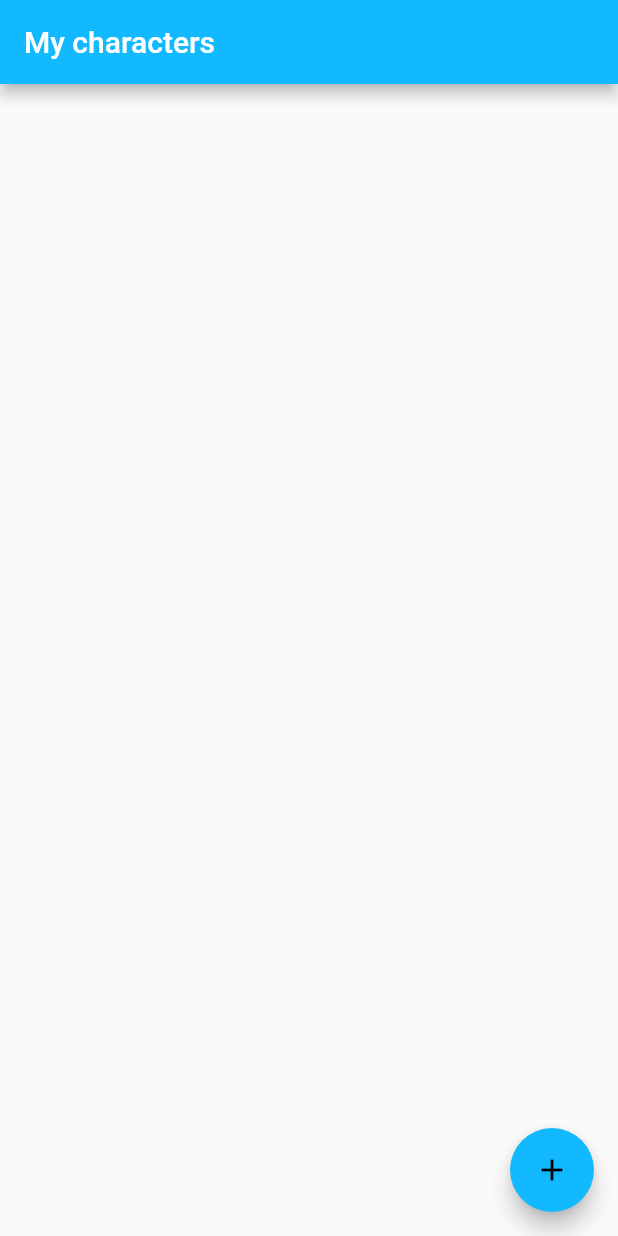
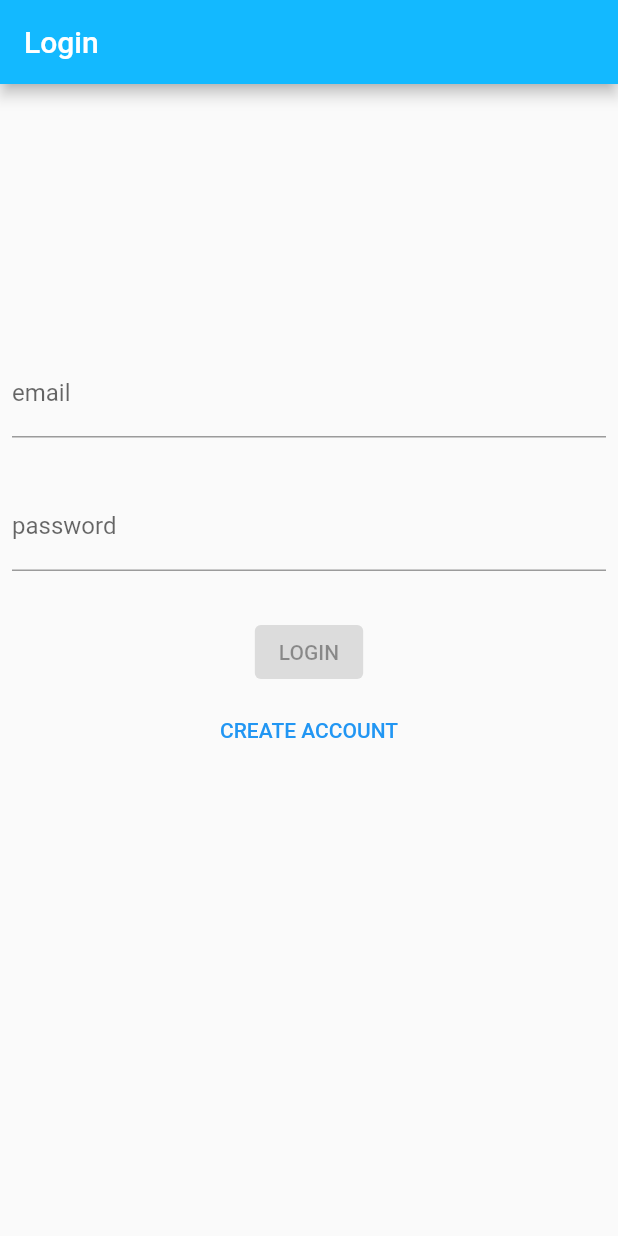
Before and after one commit to jocelyngriselle/tribe-quest, a Flutter app: the screen it shows after launch, on a phone screen of 412 x 824 dp. Run offline on Flutter 3.47's test engine with Material 2 defaults, Android fonts, the light colour scheme and no system bars; our stand-ins replace bloc, cloud_firestore, equatable, firebase_auth, firebase_core, flutter_bloc and 3 more; accounts and stored records are empty; generated files the repository leaves out were written again.

Commit message:
init auth

```diff
--- a/lib/app/app.dart
+++ b/lib/app/app.dart
@@ -7,41 +7,12 @@
 
 import 'package:flutter/material.dart';
 import 'package:flutter_localizations/flutter_localizations.dart';
-import 'package:tribe_quest/character/character.dart';
+import 'package:tribe_quest/auth/auth.dart';
 import 'package:tribe_quest/l10n/l10n.dart';
-import 'package:firebase_core/firebase_core.dart';
 
-// We are using a StatefulWidget such that we only create the [Future] once,
-/// no matter how many times our widget rebuild.
-/// If we used a [StatelessWidget], in the event where [App] is rebuilt, that
-/// would re-initialize FlutterFire and make our application
-/// re-enter loading state, which is undesired.
-class App extends StatefulWidget {
-  // Create the initialization Future outside of `build`:
-  @override
-  _AppState createState() => _AppState();
-}
-
-class _AppState extends State<App> {
-  /// The future is part of the state of our widget.
-  /// We should not call `initializeApp` directly inside [build].
-  final Future<FirebaseApp> _initialization = Firebase.initializeApp();
-
+class App extends StatelessWidget {
   @override
   Widget build(BuildContext context) {
-    return FutureBuilder(
-      // Initialize FlutterFire:
-      future: _initialization,
-      builder: (context, snapshot) {
-        // Check for errors
-        if (snapshot.hasError) {
-          return Container(
-            color: Colors.red,
-          );
-        }
-
-        // Once complete, show your application
-        if (snapshot.connectionState == ConnectionState.done) {
     return MaterialApp(
       theme: ThemeData(
         accentColor: const Color(0xFF13B9FF),
@@ -52,14 +23,7 @@ class _AppState extends State<App> {
         GlobalMaterialLocalizations.delegate,
       ],
       supportedLocales: AppLocalizations.supportedLocales,
-            home: const CharacterListPage(),
-          );
-        }
-
-        // Otherwise, show something whilst waiting
-        //for initialization to complete
-        return const CircularProgressIndicator();
-      },
+      home: const LoginPage(),
     );
   }
 }
--- /dev/null
+++ b/lib/auth/auth.dart
@@ -0,0 +1,6 @@
+export 'cubit/login_cubit.dart';
+export 'cubit/signup_cubit.dart';
+export 'models/user_model.dart';
+export 'repository/auth_repository.dart';
+export 'view/login_view.dart';
+export 'view/signup_view.dart';
--- /dev/null
+++ b/lib/auth/cubit/login_cubit.dart
@@ -0,0 +1,68 @@
+import 'package:bloc/bloc.dart';
+import 'package:equatable/equatable.dart';
+import 'package:formz/formz.dart';
+import 'package:tribe_quest/auth/models/user_model.dart';
+import 'package:tribe_quest/auth/repository/auth_repository.dart';
+
+class LoginCubit extends Cubit<LoginState> {
+  LoginCubit(this._authenticationRepository) : super(const LoginState());
+
+  final AuthenticationRepository _authenticationRepository;
+
+  void emailChanged(String value) {
+    final email = Email.dirty(value);
+    emit(state.copyWith(
+      email: email,
+      status: Formz.validate([email, state.password]),
+    ));
+  }
+
+  void passwordChanged(String value) {
+    final password = Password.dirty(value);
+    emit(state.copyWith(
+      password: password,
+      status: Formz.validate([state.email, password]),
+    ));
+  }
+
+  Future<void> logInWithCredentials() async {
+    if (!state.status.isValidated) return;
+    emit(state.copyWith(status: FormzStatus.submissionInProgress));
+    try {
+      await _authenticationRepository.logInWithEmailAndPassword(
+        email: state.email.value,
+        password: state.password.value,
+      );
+      emit(state.copyWith(status: FormzStatus.submissionSuccess));
+    } on Exception {
+      emit(state.copyWith(status: FormzStatus.submissionFailure));
+    }
+  }
+}
+
+class LoginState extends Equatable {
+  const LoginState({
+    this.email = const Email.pure(),
+    this.password = const Password.pure(),
+    this.status = FormzStatus.pure,
+  });
+
+  final Email email;
+  final Password password;
+  final FormzStatus status;
+
+  @override
+  List<Object> get props => [email, password, status];
+
+  LoginState copyWith({
+    Email? email,
+    Password? password,
+    FormzStatus? status,
+  }) {
+    return LoginState(
+      email: email ?? this.email,
+      password: password ?? this.password,
+      status: status ?? this.status,
+    );
+  }
+}
--- /dev/null
+++ b/lib/auth/cubit/signup_cubit.dart
@@ -0,0 +1,101 @@
+import 'package:bloc/bloc.dart';
+import 'package:equatable/equatable.dart';
+import 'package:formz/formz.dart';
+import 'package:tribe_quest/auth/auth.dart';
+
+class SignUpCubit extends Cubit<SignUpState> {
+  SignUpCubit(this._authenticationRepository) : super(const SignUpState());
+
+  final AuthenticationRepository _authenticationRepository;
+
+  void emailChanged(String value) {
+    final email = Email.dirty(value);
+    emit(state.copyWith(
+      email: email,
+      status: Formz.validate([
+        email,
+        state.password,
+        state.confirmedPassword,
+      ]),
+    ));
+  }
+
+  void passwordChanged(String value) {
+    final password = Password.dirty(value);
+    final confirmedPassword = ConfirmedPassword.dirty(
+      password: password.value,
+      value: state.confirmedPassword.value,
+    );
+    emit(state.copyWith(
+      password: password,
+      confirmedPassword: confirmedPassword,
+      status: Formz.validate([
+        state.email,
+        password,
+        state.confirmedPassword,
+      ]),
+    ));
+  }
+
+  void confirmedPasswordChanged(String value) {
+    final confirmedPassword = ConfirmedPassword.dirty(
+      password: state.password.value,
+      value: value,
+    );
+    emit(state.copyWith(
+      confirmedPassword: confirmedPassword,
+      status: Formz.validate([
+        state.email,
+        state.password,
+        confirmedPassword,
+      ]),
+    ));
+  }
+
+  Future<void> signUpFormSubmitted() async {
+    if (!state.status.isValidated) return;
+    emit(state.copyWith(status: FormzStatus.submissionInProgress));
+    try {
+      await _authenticationRepository.signUp(
+        email: state.email.value,
+        password: state.password.value,
+      );
+      emit(state.copyWith(status: FormzStatus.submissionSuccess));
+    } on Exception {
+      emit(state.copyWith(status: FormzStatus.submissionFailure));
+    }
+  }
+}
+
+enum ConfirmPasswordValidationError { invalid }
+
+class SignUpState extends Equatable {
+  const SignUpState({
+    this.email = const Email.pure(),
+    this.password = const Password.pure(),
+    this.confirmedPassword = const ConfirmedPassword.pure(),
+    this.status = FormzStatus.pure,
+  });
+
+  final Email email;
+  final Password password;
+  final ConfirmedPassword confirmedPassword;
+  final FormzStatus status;
+
+  @override
+  List<Object> get props => [email, password, confirmedPassword, status];
+
+  SignUpState copyWith({
+    Email? email,
+    Password? password,
+    ConfirmedPassword? confirmedPassword,
+    FormzStatus? status,
+  }) {
+    return SignUpState(
+      email: email ?? this.email,
+      password: password ?? this.password,
+      confirmedPassword: confirmedPassword ?? this.confirmedPassword,
+      status: status ?? this.status,
+    );
+  }
+}
--- /dev/null
+++ b/lib/auth/models/user_model.dart
@@ -0,0 +1,81 @@
+import 'package:equatable/equatable.dart';
+import 'package:formz/formz.dart';
+
+/// {@template user}
+/// User model
+///
+/// [User.empty] represents an unauthenticated user.
+/// {@endtemplate}
+class User extends Equatable {
+  /// {@macro user}
+  const User({
+    required this.id,
+    this.email,
+    this.name,
+  });
+
+  /// The current user's email address.
+  final String? email;
+
+  /// The current user's id.
+  final String id;
+
+  /// The current user's name (display name).
+  final String? name;
+
+  /// Empty user which represents an unauthenticated user.
+  static const empty = User(id: '');
+
+  /// Convenience getter to determine whether the current user is empty.
+  bool get isEmpty => this == User.empty;
+
+  /// Convenience getter to determine whether the current user is not empty.
+  bool get isNotEmpty => this != User.empty;
+
+  @override
+  List<Object?> get props => [email, id, name];
+}
+
+enum EmailValidationError { invalid }
+
+class Email extends FormzInput<String, EmailValidationError> {
+  const Email.pure() : super.pure('');
+  const Email.dirty([String value = '']) : super.dirty(value);
+
+  static final RegExp _emailRegExp = RegExp(
+    r'^[a-zA-Z0-9.!#$%&’*+/=?^_`{|}~-]+@[a-zA-Z0-9-]+(?:\.[a-zA-Z0-9-]+)*$',
+  );
+
+  @override
+  EmailValidationError? validator(String? value) {
+    return _emailRegExp.hasMatch(value ?? '') ? null : EmailValidationError.invalid;
+  }
+}
+
+enum PasswordValidationError { invalid }
+
+class Password extends FormzInput<String, PasswordValidationError> {
+  const Password.pure() : super.pure('');
+  const Password.dirty([String value = '']) : super.dirty(value);
+
+  static final _passwordRegExp = RegExp(r'^(?=.*[A-Za-z])(?=.*\d)[A-Za-z\d]{8,}$');
+
+  @override
+  PasswordValidationError? validator(String? value) {
+    return _passwordRegExp.hasMatch(value ?? '') ? null : PasswordValidationError.invalid;
+  }
+}
+
+enum ConfirmedPasswordValidationError { invalid }
+
+class ConfirmedPassword extends FormzInput<String, ConfirmedPasswordValidationError> {
+  const ConfirmedPassword.pure({this.password = ''}) : super.pure('');
+  const ConfirmedPassword.dirty({required this.password, String value = ''}) : super.dirty(value);
+
+  final String password;
+
+  @override
+  ConfirmedPasswordValidationError? validator(String? value) {
+    return password == value ? null : ConfirmedPasswordValidationError.invalid;
+  }
+}
--- /dev/null
+++ b/lib/auth/repository/auth_repository.dart
@@ -0,0 +1,86 @@
+import 'dart:async';
+
+import 'package:firebase_auth/firebase_auth.dart' as firebase_auth;
+import 'package:tribe_quest/auth/models/user_model.dart';
+
+/// Thrown if during the sign up process if a failure occurs.
+class SignUpFailure implements Exception {}
+
+/// Thrown during the login process if a failure occurs.
+class LogInWithEmailAndPasswordFailure implements Exception {}
+
+/// Thrown during the logout process if a failure occurs.
+class LogOutFailure implements Exception {}
+
+/// {@template authentication_repository}
+/// Repository which manages user authentication.
+/// {@endtemplate}
+class AuthenticationRepository {
+  /// {@macro authentication_repository}
+  AuthenticationRepository({
+    firebase_auth.FirebaseAuth? firebaseAuth,
+  }) : _firebaseAuth = firebaseAuth ?? firebase_auth.FirebaseAuth.instance;
+
+  final firebase_auth.FirebaseAuth _firebaseAuth;
+
+  /// Stream of [User] which will emit the current user when
+  /// the authentication state changes.
+  ///
+  /// Emits [User.empty] if the user is not authenticated.
+  Stream<User> get user {
+    return _firebaseAuth.authStateChanges().map((firebaseUser) {
+      final user = firebaseUser == null ? User.empty : firebaseUser.toUser;
+      //_cache.write(key: userCacheKey, value: user);
+      return user;
+    });
+  }
+
+  /// Creates a new user with the provided [email] and [password].
+  ///
+  /// Throws a [SignUpFailure] if an exception occurs.
+  Future<void> signUp({required String email, required String password}) async {
+    try {
+      await _firebaseAuth.createUserWithEmailAndPassword(
+        email: email,
+        password: password,
+      );
+    } on Exception {
+      throw SignUpFailure();
+    }
+  }
+
+  /// Signs in with the provided [email] and [password].
+  ///
+  /// Throws a [LogInWithEmailAndPasswordFailure] if an exception occurs.
+  Future<void> logInWithEmailAndPassword({
+    required String email,
+    required String password,
+  }) async {
+    try {
+      await _firebaseAuth.signInWithEmailAndPassword(
+        email: email,
+        password: password,
+      );
+    } on Exception {
+      throw LogInWithEmailAndPasswordFailure();
+    }
+  }
+
+  /// Signs out the current user which will emit
+  /// [User.empty] from the [user] Stream.
+  ///
+  /// Throws a [LogOutFailure] if an exception occurs.
+  Future<void> logOut() async {
+    try {
+      await _firebaseAuth.signOut();
+    } on Exception {
+      throw LogOutFailure();
+    }
+  }
+}
+
+extension on firebase_auth.User {
+  User get toUser {
+    return User(id: uid, email: email, name: displayName);
+  }
+}
--- /dev/null
+++ b/lib/auth/view/login_view.dart
@@ -0,0 +1,147 @@
+import 'package:flutter/material.dart';
+import 'package:flutter_bloc/flutter_bloc.dart';
+import 'package:get_it/get_it.dart';
+import 'package:tribe_quest/auth/auth.dart';
+import 'package:formz/formz.dart';
+import 'package:tribe_quest/character/character.dart';
+
+class LoginPage extends StatelessWidget {
+  const LoginPage({Key? key}) : super(key: key);
+
+  static Page page() => const MaterialPage<void>(child: LoginPage());
+
+  @override
+  Widget build(BuildContext context) {
+    return Scaffold(
+      appBar: AppBar(title: const Text('Login')),
+      body: Padding(
+        padding: const EdgeInsets.all(8.0),
+        child: BlocProvider(
+          create: (_) => LoginCubit(
+            GetIt.instance.get<AuthenticationRepository>(),
+          ),
+          child: const LoginForm(),
+        ),
+      ),
+    );
+  }
+}
+
+class LoginForm extends StatelessWidget {
+  const LoginForm({Key? key}) : super(key: key);
+
+  @override
+  Widget build(BuildContext context) {
+    return BlocListener<LoginCubit, LoginState>(
+      listener: (context, state) {
+        if (state.status.isSubmissionFailure) {
+          ScaffoldMessenger.of(context)
+            ..hideCurrentSnackBar()
+            ..showSnackBar(
+              const SnackBar(content: Text('Authentication Failure')),
+            );
+        } else if (state.status.isSubmissionSuccess) {
+          Navigator.push(
+            context,
+            MaterialPageRoute(
+              builder: (context) => const CharacterListPage(),
+            ),
+          );
+        }
+      },
+      child: Align(
+        alignment: const Alignment(0, -1 / 3),
+        child: SingleChildScrollView(
+          child: Column(
+            mainAxisSize: MainAxisSize.min,
+            children: [
+              const SizedBox(height: 16.0),
+              _EmailInput(),
+              const SizedBox(height: 8.0),
+              _PasswordInput(),
+              const SizedBox(height: 8.0),
+              _LoginButton(),
+              const SizedBox(height: 4.0),
+              _SignUpButton(),
+            ],
+          ),
+        ),
+      ),
+    );
+  }
+}
+
+class _EmailInput extends StatelessWidget {
+  @override
+  Widget build(BuildContext context) {
+    return BlocBuilder<LoginCubit, LoginState>(
+      buildWhen: (previous, current) => previous.email != current.email,
+      builder: (context, state) {
+        return TextField(
+          key: const Key('loginForm_emailInput_textField'),
+          onChanged: (email) => context.read<LoginCubit>().emailChanged(email),
+          keyboardType: TextInputType.emailAddress,
+          decoration: InputDecoration(
+            labelText: 'email',
+            helperText: '',
+            errorText: state.email.invalid ? 'invalid email' : null,
+          ),
+        );
+      },
+    );
+  }
+}
+
+class _PasswordInput extends StatelessWidget {
+  @override
+  Widget build(BuildContext context) {
+    return BlocBuilder<LoginCubit, LoginState>(
+      buildWhen: (previous, current) => previous.password != current.password,
+      builder: (context, state) {
+        return TextField(
+          key: const Key('loginForm_passwordInput_textField'),
+          onChanged: (password) => context.read<LoginCubit>().passwordChanged(password),
+          obscureText: true,
+          decoration: InputDecoration(
+            labelText: 'password',
+            helperText: '',
+            errorText: state.password.invalid ? 'invalid password' : null,
+          ),
+        );
+      },
+    );
+  }
+}
+
+class _LoginButton extends StatelessWidget {
+  @override
+  Widget build(BuildContext context) {
+    return BlocBuilder<LoginCubit, LoginState>(
+      buildWhen: (previous, current) => previous.status != current.status,
+      builder: (context, state) {
+        return state.status.isSubmissionInProgress
+            ? const CircularProgressIndicator()
+            : ElevatedButton(
+                key: const Key('loginForm_continue_raisedButton'),
+                onPressed: state.status.isValidated ? () => context.read<LoginCubit>().logInWithCredentials() : null,
+                child: const Text('LOGIN'),
+              );
+      },
+    );
+  }
+}
+
+class _SignUpButton extends StatelessWidget {
+  @override
+  Widget build(BuildContext context) {
+    final theme = Theme.of(context);
+    return TextButton(
+      key: const Key('loginForm_createAccount_flatButton'),
+      onPressed: () => Navigator.of(context).push<void>(SignUpPage.route()),
+      child: Text(
+        'CREATE ACCOUNT',
+        style: TextStyle(color: theme.primaryColor),
+      ),
+    );
+  }
+}
--- a/pubspec.yaml
+++ b/pubspec.yaml
@@ -20,7 +20,10 @@ dependencies:
   cloud_firestore: ^2.2.0
   build_runner: ^2.0.4
   json_serializable: ^4.1.3
-  rxdart: ^0.27.1
+  #rxdart: ^0.27.1
+  get_it: ^7.1.3
+  uuid: ^3.0.4
+  formz: ^0.4.0
 
 dev_dependencies:
   flutter_test:
```
Also changed, not shown: lib/auth/view/signup_view.dart (added, +146 -0 lines), lib/main_development.dart (+9 -1 lines), pubspec.lock. Lines whose indentation alone changed are shown as unchanged.
